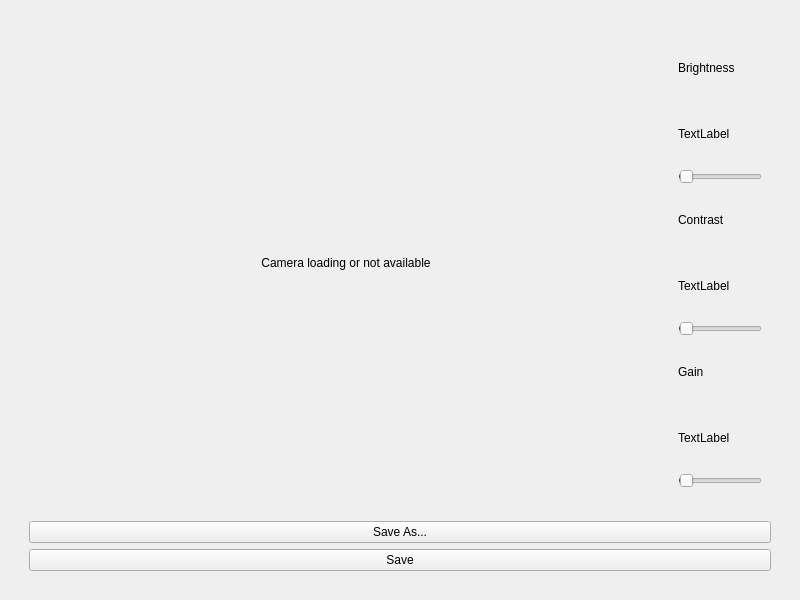
Before: the Qt Designer form camera/camera_gui.ui in constructor-s/pyqt_webcam, drawn with Qt 5.
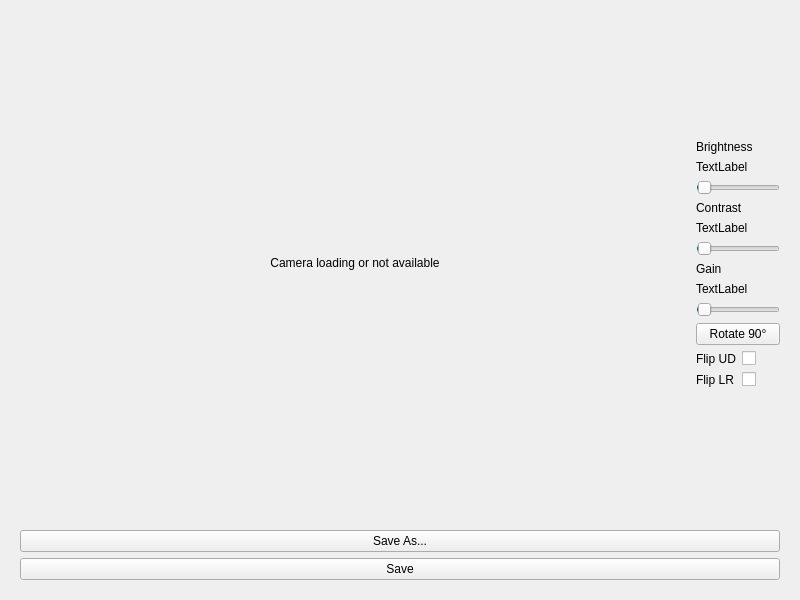
After: the same form once the commit is applied.

Commit message: Rotation and flipping

What changed in the file:
```diff
--- a/camera/camera_gui.ui
+++ b/camera/camera_gui.ui
@@ -23,6 +23,18 @@
       </sizepolicy>
      </property>
      <layout class="QVBoxLayout" name="verticalLayout_4">
+      <property name="leftMargin">
+       <number>0</number>
+      </property>
+      <property name="topMargin">
+       <number>0</number>
+      </property>
+      <property name="rightMargin">
+       <number>0</number>
+      </property>
+      <property name="bottomMargin">
+       <number>0</number>
+      </property>
       <item>
        <widget class="QWidget" name="widget" native="true">
         <property name="sizePolicy">
@@ -33,31 +45,19 @@
         </property>
         <layout class="QHBoxLayout" name="horizontalLayout">
          <item>
-          <widget class="QWidget" name="verticalWidget" native="true">
+          <widget class="QLabel" name="previewLabel">
            <property name="sizePolicy">
-            <sizepolicy hsizetype="Preferred" vsizetype="Preferred">
+            <sizepolicy hsizetype="Ignored" vsizetype="Ignored">
              <horstretch>1</horstretch>
-             <verstretch>1</verstretch>
+             <verstretch>0</verstretch>
             </sizepolicy>
            </property>
-           <layout class="QVBoxLayout" name="verticalLayout_2">
-            <item>
-             <widget class="QLabel" name="previewLabel">
-              <property name="sizePolicy">
-               <sizepolicy hsizetype="Ignored" vsizetype="Ignored">
-                <horstretch>0</horstretch>
-                <verstretch>0</verstretch>
-               </sizepolicy>
-              </property>
-              <property name="text">
-               <string>Camera loading or not available</string>
-              </property>
-              <property name="alignment">
-               <set>Qt::AlignCenter</set>
-              </property>
-             </widget>
-            </item>
-           </layout>
+           <property name="text">
+            <string>Camera loading or not available</string>
+           </property>
+           <property name="alignment">
+            <set>Qt::AlignCenter</set>
+           </property>
           </widget>
          </item>
          <item>
@@ -69,6 +69,31 @@
             </sizepolicy>
            </property>
            <layout class="QVBoxLayout" name="verticalLayout_3">
+            <property name="leftMargin">
+             <number>0</number>
+            </property>
+            <property name="topMargin">
+             <number>0</number>
+            </property>
+            <property name="rightMargin">
+             <number>0</number>
+            </property>
+            <property name="bottomMargin">
+             <number>0</number>
+            </property>
+            <item>
+             <spacer name="verticalSpacer">
+              <property name="orientation">
+               <enum>Qt::Vertical</enum>
+              </property>
+              <property name="sizeHint" stdset="0">
+               <size>
+                <width>20</width>
+                <height>40</height>
+               </size>
+              </property>
+             </spacer>
+            </item>
             <item>
              <widget class="QLabel" name="label_2">
               <property name="text">
@@ -150,6 +175,50 @@
               </property>
              </widget>
             </item>
+            <item>
+             <widget class="QPushButton" name="rotatePushButton">
+              <property name="text">
+               <string>Rotate 90°</string>
+              </property>
+             </widget>
+            </item>
+            <item>
+             <layout class="QFormLayout" name="formLayout_2">
+              <item row="0" column="0">
+               <widget class="QLabel" name="flipUDLabel">
+                <property name="text">
+                 <string>Flip UD</string>
+                </property>
+               </widget>
+              </item>
+              <item row="0" column="1">
+               <widget class="QCheckBox" name="flipUDCheckBox"/>
+              </item>
+              <item row="1" column="0">
+               <widget class="QLabel" name="flipLRLabel">
+                <property name="text">
+                 <string>Flip LR</string>
+                </property>
+               </widget>
+              </item>
+              <item row="1" column="1">
+               <widget class="QCheckBox" name="flipLRCheckBox"/>
+              </item>
+             </layout>
+            </item>
+            <item>
+             <spacer name="verticalSpacer_2">
+              <property name="orientation">
+               <enum>Qt::Vertical</enum>
+              </property>
+              <property name="sizeHint" stdset="0">
+               <size>
+                <width>20</width>
+                <height>40</height>
+               </size>
+              </property>
+             </spacer>
+            </item>
            </layout>
           </widget>
          </item>
```
The commit also changes 2 other files.
